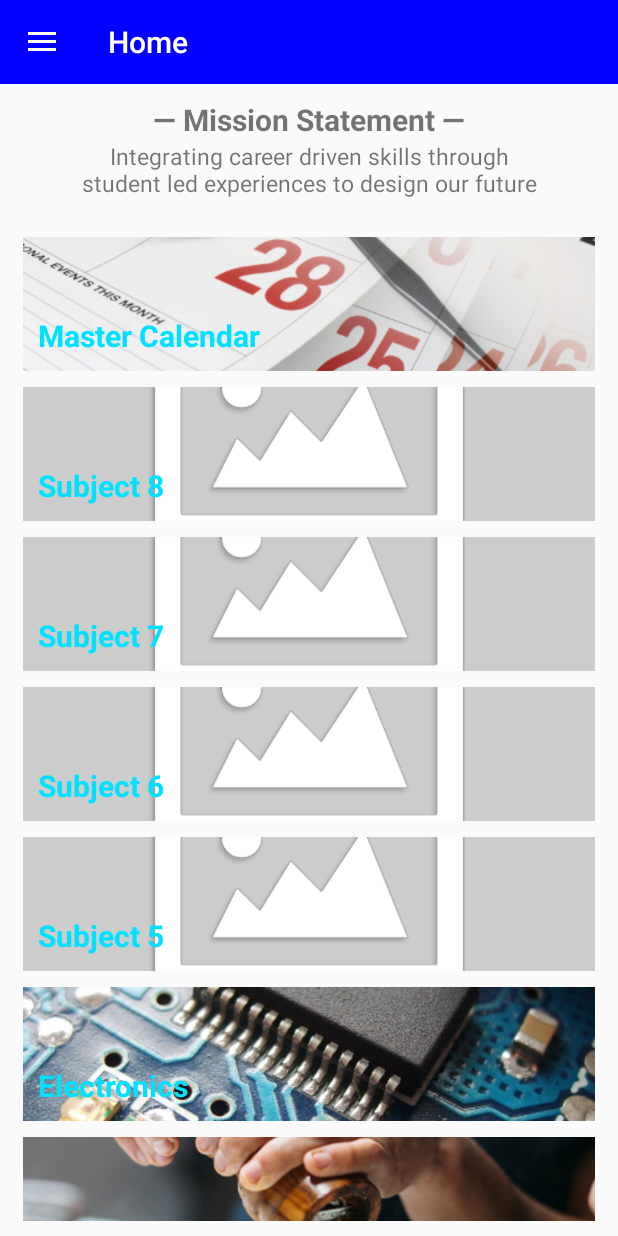
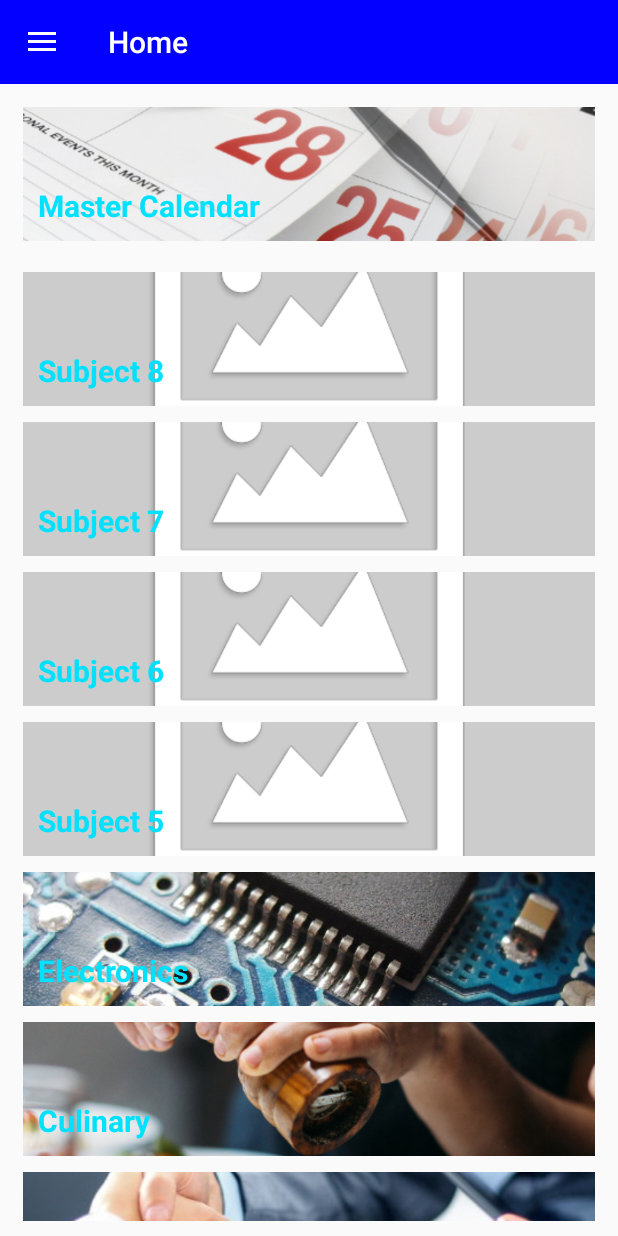
Before and after one commit to natekamp/IDEACenter_app, an Android app: the MainActivity screen opened directly, with no data from a screen before it, on a phone screen of 412 x 824 dp. Run offline under Robolectric (Android 15) with nearby library versions, the phone set to English and light mode, and no system bars; our stand-ins replace CircleImageView, Firebase (no records; nobody signed in at launch, a user with empty details on screens opened directly), Picasso; pictures from the network do not load; 1 statement that could not run was skipped.

Commit message:
Started making layouts constrained instead of relative.

```diff
--- a/app/src/main/java/natekamp/ideas/MainActivity.java
+++ b/app/src/main/java/natekamp/ideas/MainActivity.java
@@ -253,8 +253,8 @@ public class MainActivity extends AppCompatActivity implements SubjectListRecycl
             case R.id.nav_home:
                 Toast.makeText(this, "Home Selected", Toast.LENGTH_SHORT).show();
                 break;
-            case R.id.nav_friends:
-                Toast.makeText(this, "Friends Selected", Toast.LENGTH_SHORT).show();
+            case R.id.nav_about:
+                Toast.makeText(this, "About Selected", Toast.LENGTH_SHORT).show();
                 break;
             case R.id.nav_messages:
                 Toast.makeText(this, "Messages Selected", Toast.LENGTH_SHORT).show();
--- a/app/src/main/res/layout/activity_main.xml
+++ b/app/src/main/res/layout/activity_main.xml
@@ -8,63 +8,36 @@
     android:layout_height="match_parent"
     tools:context=".MainActivity">
 
-    <RelativeLayout
+    <android.support.constraint.ConstraintLayout
         android:layout_width="match_parent"
         android:layout_height="match_parent">
 
         <include
             android:id="@+id/main_toolbar"
-            layout="@layout/toolbar_layout"/>
+            layout="@layout/toolbar_layout"
+            app:layout_constraintTop_toTopOf="parent"/>
 
-        <LinearLayout
-            android:id="@+id/main_container"
-            android:layout_width="match_parent"
-            android:layout_height="match_parent"
-            android:layout_below="@id/main_statement"
-            android:layout_alignParentStart="true"
-            android:padding="10dp"
-            android:orientation="vertical">
+        <include
+            layout="@layout/subject_image_card"
+            android:id="@+id/main_calendar_card"
+            android:layout_width="0dp"
+            android:layout_height="100dp"
+            android:layout_margin="10dp"
+            app:layout_constraintStart_toStartOf="parent"
+            app:layout_constraintEnd_toEndOf="parent"
+            app:layout_constraintTop_toBottomOf="@id/main_toolbar"/>
 
-            <include
-                layout="@layout/subject_image_card"
-                android:id="@+id/main_calendar_card"/>
+        <android.support.v7.widget.RecyclerView
+            android:id="@+id/main_subjects_list"
+            android:layout_width="0dp"
+            android:layout_height="0dp"
+            android:layout_margin="10dp"
+            app:layout_constraintStart_toStartOf="parent"
+            app:layout_constraintEnd_toEndOf="parent"
+            app:layout_constraintTop_toBottomOf="@id/main_calendar_card"
+            app:layout_constraintBottom_toBottomOf="parent"/>
 
-            <android.support.v7.widget.RecyclerView
-                android:id="@+id/main_subjects_list"
-                android:layout_width="match_parent"
-                android:layout_height="match_parent"/>
-
-        </LinearLayout>
-
-        <RelativeLayout
-            android:id="@+id/main_statement"
-            android:layout_width="match_parent"
-            android:layout_height="wrap_content"
-            android:layout_below="@id/main_toolbar"
-            android:padding="10dp">
-
-            <TextView
-                android:id="@+id/main_statement_title"
-                android:layout_width="match_parent"
-                android:layout_height="wrap_content"
-                android:layout_alignParentTop="true"
-                android:text="@string/main_statement_title"
-                android:textAlignment="center"
-                android:textStyle="bold"
-                android:textSize="20sp"/>
-
-            <TextView
-                android:id="@+id/main_statement_msg"
-                android:layout_width="match_parent"
-                android:layout_height="wrap_content"
-                android:layout_below="@id/main_statement_title"
-                android:text="@string/main_statement_msg"
-                android:textAlignment="center"
-                android:textSize="15sp"/>
-
-        </RelativeLayout>
-
-    </RelativeLayout>
+    </android.support.constraint.ConstraintLayout>
 
     <android.support.design.widget.NavigationView
         android:id="@+id/navigation_view"
--- a/app/src/main/res/menu/navigation_menu.xml
+++ b/app/src/main/res/menu/navigation_menu.xml
@@ -1,5 +1,10 @@
 <?xml version="1.0" encoding="utf-8"?>
 <menu xmlns:android="http://schemas.android.com/apk/res/android">
+
+    <item
+        android:id="@+id/nav_about"
+        android:title="@string/nav_about_title"
+        android:icon="@drawable/about_icon"/>
 
     <item
         android:id="@+id/nav_profile"
@@ -10,11 +15,6 @@
         android:id="@+id/nav_home"
         android:title="@string/nav_home_title"
         android:icon="@drawable/home_icon"/>
-
-    <item
-        android:id="@+id/nav_friends"
-        android:title="@string/nav_friends_title"
-        android:icon="@drawable/friends_icon"/>
 
     <item
         android:id="@+id/nav_messages"
--- a/app/src/main/res/values/strings.xml
+++ b/app/src/main/res/values/strings.xml
@@ -4,7 +4,7 @@
 
     <!--sidebar menu option titles-->
     <string name="nav_home_title">Home</string>
-    <string name="nav_friends_title">Friends</string>
+    <string name="nav_about_title">About the IDEA Center</string>
     <string name="nav_messages_title">Messages</string>
     <string name="nav_settings_title">Settings</string>
     <string name="nav_logout_title">Logout</string>
```
Also changed, not shown: app/src/main/res/drawable/about_icon.png (added).
